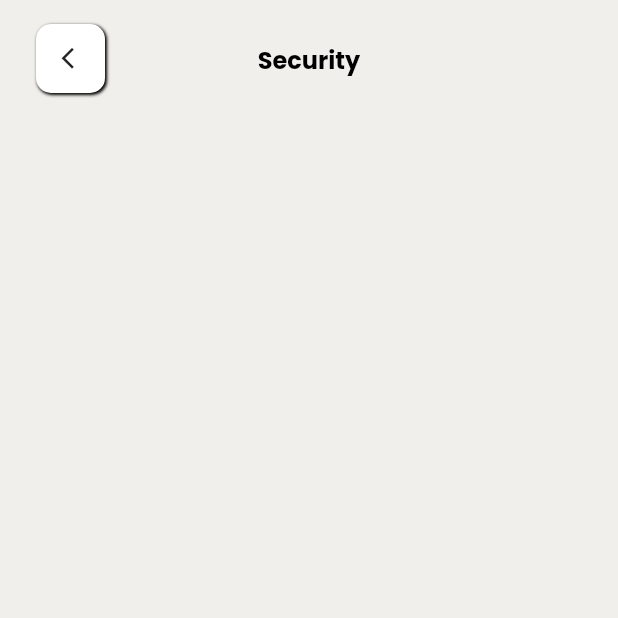
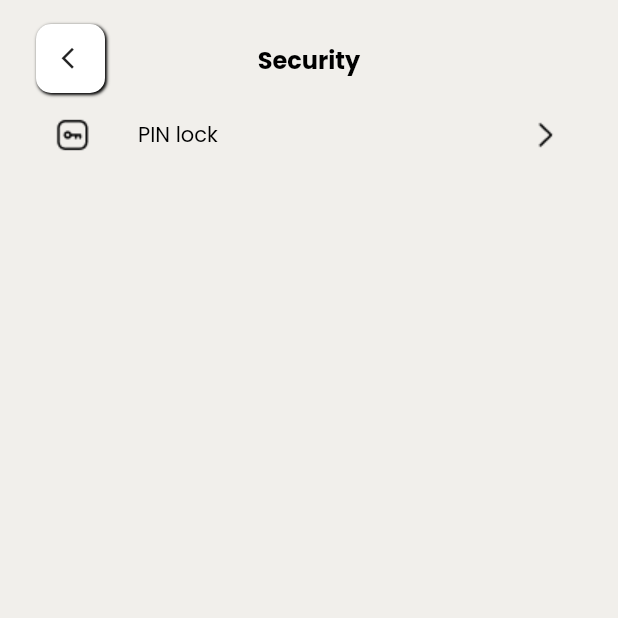
Before and after one commit to GDSC-UIT/remood-frontend, a Flutter app: the SecurityScreen screen opened directly, on a phone screen of 412 x 824 dp, the top half of it. Run offline on Flutter 3.47's test engine with Material 2 defaults, Android fonts, the phone set to English and light mode, and no system bars; our stand-ins replace get, google_fonts; missing offline and left inert: passcode_screen.

Commit message:
Update PIN lock screen

```diff
--- a/lib/app/core/values/assets_images.dart
+++ b/lib/app/core/values/assets_images.dart
@@ -31,7 +31,8 @@ class Assets {
       'assets/images/onboarding_img_diary.png';
   static const String onboardingImage2 =
       'assets/images/onboarding_img_freshmood.png';
-  static const String onboardingImage3 = 'assets/images/onboarding_image3.png';
+  static const String onboardingImage3 =
+      'assets/images/onboarding_img_report.png';
   static const String onboardingAlarm = 'assets/images/alarm.jpg';
   static const String reportPercentage =
       'assets/images/report-percentage-bg.png';
--- a/lib/app/modules/onboarding/onboarding_controller.dart
+++ b/lib/app/modules/onboarding/onboarding_controller.dart
@@ -66,7 +66,7 @@ class OnboardingController extends GetxController {
       () => Container(
         width: currentIndex == index.obs ? 20 : 8,
         height: currentIndex == index.obs ? 4 : 8,
-        margin: const EdgeInsets.only(right: 7.0),
+        margin: const EdgeInsets.only(right: 3.5, left: 3.5),
         decoration: BoxDecoration(
           borderRadius: BorderRadius.circular(20),
           color: currentIndex == index.obs
--- a/lib/app/modules/setting/screens/security_screen.dart
+++ b/lib/app/modules/setting/screens/security_screen.dart
@@ -1,5 +1,12 @@
+import 'dart:developer';
+
 import 'package:flutter/material.dart';
+import 'package:get/get.dart';
 import 'package:remood/app/core/values/app_colors.dart';
+import 'package:remood/app/core/values/assets_images.dart';
+import 'package:remood/app/core/values/text_style.dart';
+import 'package:remood/app/modules/setting/screens/security_pin_lock_screen.dart';
+import 'package:remood/app/modules/setting/setting_controller.dart';
 import 'package:remood/app/modules/setting/widgets/stack_setting_appbar.dart';
 
 class SecurityScreen extends StatelessWidget {
@@ -7,12 +14,30 @@ class SecurityScreen extends StatelessWidget {
 
   @override
   Widget build(BuildContext context) {
+    final controller = Get.put(SettingController());
     return Scaffold(
       backgroundColor: AppColors.backgroundPage,
       body: SafeArea(
         child: Column(
           children: [
             const StackSettingAppbar(title: "Security"),
+            Padding(
+              padding: const EdgeInsets.symmetric(horizontal: 20.0),
+              child: GestureDetector(
+                onTap: () {
+                  log("PIN lock");
+                  Get.to(const PINLock());
+                },
+                child: ListTile(
+                  leading: Image.asset(Assets.password),
+                  trailing: Image.asset(Assets.arrowRight),
+                  title: Text(
+                    'PIN lock',
+                    style: CustomTextStyle.normalText(Colors.black),
+                  ),
+                ),
+              ),
+            ),
           ],
         ),
       ),
--- a/pubspec.yaml
+++ b/pubspec.yaml
@@ -34,6 +34,7 @@ dependencies:
   get:
   intl: ^0.18.0
   google_fonts: ^3.0.1
+  passcode_screen: ^2.0.1
 
 
   # The following adds the Cupertino Icons font to your application.
```
Also changed, not shown: lib/app/global_widgets/switch_button.dart (added, +22 -0 lines), lib/app/modules/setting/screens/notification_screen.dart (+10 -8 lines), lib/app/modules/setting/screens/security_pin_lock_screen.dart (added, +58 -0 lines), lib/app/modules/setting/widgets/fittedbox_password_dots.dart (added, +34 -0 lines), assets/images/onboarding_img_diary.png, assets/images/onboarding_img_freshmood.png, assets/images/onboarding_img_report.png (added), pubspec.lock.
